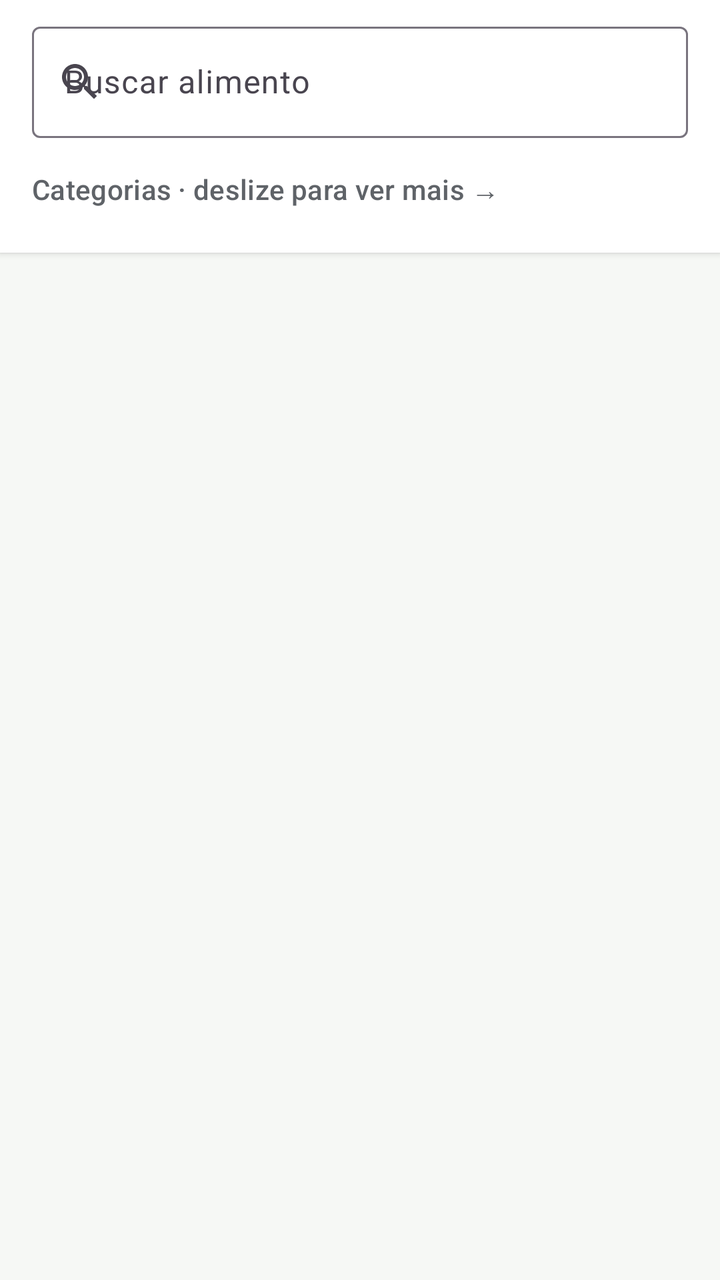
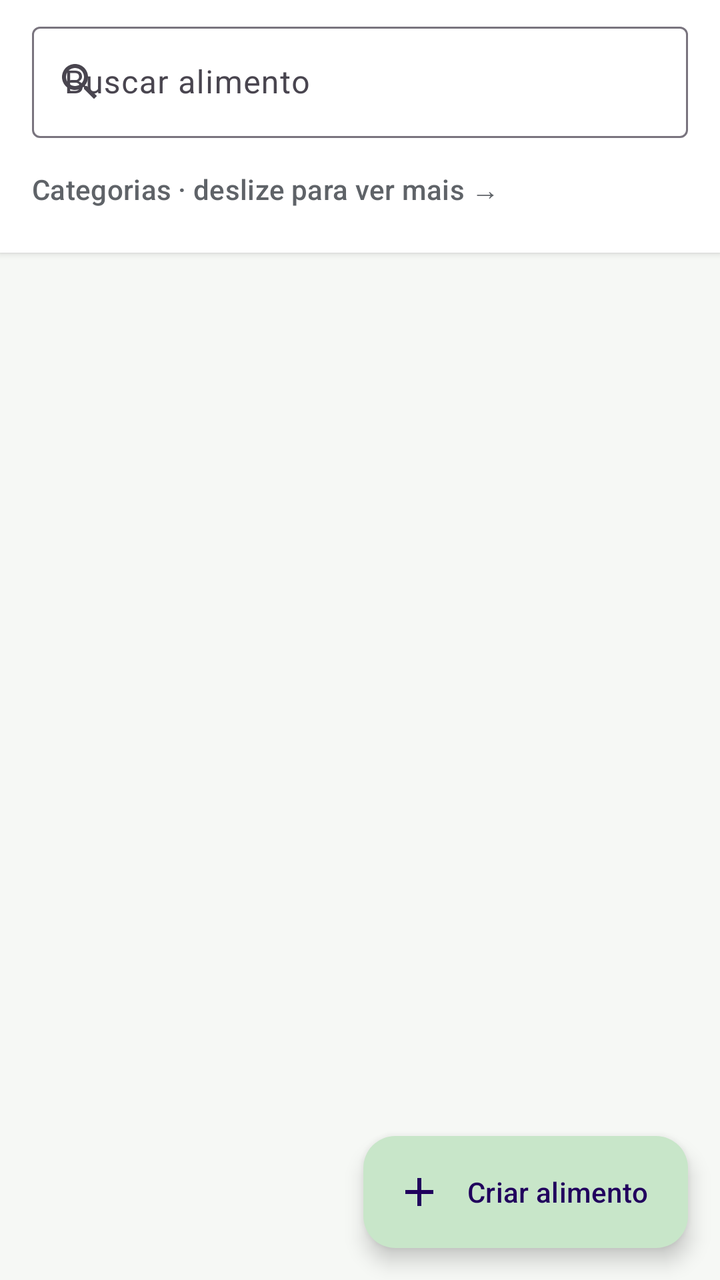

Compare the two renders of this Android layout. The source of the first and the diff that turns it into the second are given below.
<!-- AndroidManifest.xml: application theme Theme.TreinoCerto -->
<!-- res/layout/activity_adicionar_alimento.xml -->
<?xml version="1.0" encoding="utf-8"?>
<LinearLayout xmlns:android="http://schemas.android.com/apk/res/android"
    xmlns:app="http://schemas.android.com/apk/res-auto"
    android:layout_width="match_parent"
    android:layout_height="match_parent"
    android:orientation="vertical">

    
    <LinearLayout
        android:layout_width="match_parent"
        android:layout_height="wrap_content"
        android:background="@color/superficie"
        android:elevation="2dp"
        android:orientation="vertical"
        android:paddingTop="@dimen/espaco_pequeno">

        <com.google.android.material.textfield.TextInputLayout
            style="@style/Widget.Material3.TextInputLayout.OutlinedBox"
            android:layout_width="match_parent"
            android:layout_height="wrap_content"
            android:layout_marginHorizontal="@dimen/espaco_medio"
            android:hint="@string/alimento_buscar"
            app:endIconMode="clear_text"
            app:startIconDrawable="@drawable/ic_busca">

            <com.google.android.material.textfield.TextInputEditText
                android:id="@+id/edtBusca"
                android:layout_width="match_parent"
                android:layout_height="wrap_content"
                android:imeOptions="actionSearch"
                android:inputType="text" />
        </com.google.android.material.textfield.TextInputLayout>

        <TextView
            android:layout_width="wrap_content"
            android:layout_height="wrap_content"
            android:layout_marginHorizontal="@dimen/espaco_medio"
            android:layout_marginTop="@dimen/espaco_medio"
            android:text="@string/alimento_categorias"
            android:textAppearance="@style/TextAppearance.Material3.LabelLarge"
            android:textColor="@color/texto_secundario" />

        
        <HorizontalScrollView
            android:id="@+id/rolagemCategorias"
            android:layout_width="match_parent"
            android:layout_height="wrap_content"
            android:fadeScrollbars="false"
            android:paddingBottom="10dp"
            android:scrollbarSize="4dp"
            android:scrollbarStyle="outsideInset"
            android:scrollbarThumbHorizontal="@drawable/barra_rolagem"
            android:scrollbars="horizontal">

            <com.google.android.material.chip.ChipGroup
                android:id="@+id/grupoCategorias"
                android:layout_width="wrap_content"
                android:layout_height="wrap_content"
                android:paddingHorizontal="@dimen/espaco_medio"
                android:paddingVertical="4dp"
                app:chipSpacingHorizontal="8dp"
                app:selectionRequired="true"
                app:singleLine="true"
                app:singleSelection="true" />
        </HorizontalScrollView>
    </LinearLayout>

    <FrameLayout
        android:layout_width="match_parent"
        android:layout_height="0dp"
        android:layout_weight="1">

        <androidx.recyclerview.widget.RecyclerView
            android:id="@+id/rvAlimentos"
            android:layout_width="match_parent"
            android:layout_height="match_parent"
            android:clipToPadding="false"
            android:fadeScrollbars="false"
            android:padding="@dimen/espaco_pequeno"
            android:scrollbarStyle="outsideOverlay"
            android:scrollbarThumbVertical="@drawable/barra_rolagem"
            android:scrollbars="vertical" />

        <ProgressBar
            android:id="@+id/progresso"
            android:layout_width="wrap_content"
            android:layout_height="wrap_content"
            android:layout_gravity="center" />

        <include
            android:id="@+id/vazio"
            layout="@layout/layout_estado_vazio" />
    </FrameLayout>
</LinearLayout>
<!-- res/layout/layout_estado_vazio.xml (included above) -->
<?xml version="1.0" encoding="utf-8"?>
<LinearLayout xmlns:android="http://schemas.android.com/apk/res/android"
    xmlns:app="http://schemas.android.com/apk/res-auto"
    android:layout_width="match_parent"
    android:layout_height="wrap_content"
    android:layout_gravity="center"
    android:gravity="center"
    android:orientation="vertical"
    android:padding="@dimen/margem_tela"
    android:visibility="gone">

    <ImageView
        android:id="@+id/imgVazio"
        android:layout_width="72dp"
        android:layout_height="72dp"
        android:alpha="0.6"
        android:importantForAccessibility="no"
        app:tint="@color/verde_primario" />

    <TextView
        android:id="@+id/txtVazio"
        android:layout_width="wrap_content"
        android:layout_height="wrap_content"
        android:layout_marginTop="@dimen/espaco_medio"
        android:gravity="center"
        android:textAppearance="@style/Texto.Secundario" />

    <Button
        android:id="@+id/btnVazio"
        style="@style/Botao.Principal"
        android:layout_width="wrap_content"
        android:layout_height="wrap_content"
        android:layout_marginTop="@dimen/espaco_medio"
        android:visibility="gone" />
</LinearLayout>
<!-- resources referenced by this layout -->
<resources>
  <color name="superficie">#FFFFFF</color>
  <color name="texto_secundario">#5F6368</color>
  <color name="verde_primario">#2E7D32</color>
  <dimen name="espaco_medio">16dp</dimen>
  <dimen name="espaco_pequeno">8dp</dimen>
  <dimen name="margem_tela">20dp</dimen>
  <!-- drawable barra_rolagem (drawable) -->
  <?xml version="1.0" encoding="utf-8"?>
  <shape xmlns:android="http://schemas.android.com/apk/res/android" android:shape="rectangle">
      <solid android:color="@color/verde_primario" />
      <corners android:radius="2dp" />
      <size android:width="4dp" android:height="4dp" />
  </shape>
  <!-- drawable ic_busca (drawable) -->
  <vector xmlns:android="http://schemas.android.com/apk/res/android"
      android:width="24dp"
      android:height="24dp"
      android:viewportWidth="24"
      android:viewportHeight="24"
      android:tint="?attr/colorControlNormal">
      <path
          android:fillColor="@android:color/white"
          android:fillType="evenOdd"
          android:pathData="M15.5,14h-0.79l-0.28,-0.27C15.41,12.59 16,11.11 16,9.5 16,5.91 13.09,3 9.5,3S3,5.91 3,9.5 5.91,16 9.5,16c1.61,0 3.09,-0.59 4.23,-1.57l0.27,0.28v0.79l5,4.99L20.49,19l-4.99,-5zM9.5,14C7.01,14 5,11.99 5,9.5S7.01,5 9.5,5 14,7.01 14,9.5 11.99,14 9.5,14z" />
  </vector>
  <string name="alimento_buscar">Buscar alimento</string>
  <string name="alimento_categorias">Categorias · deslize para ver mais →</string>
  <style name="Botao.Principal" parent="Widget.Material3.Button">
          <item name="android:minHeight">56dp</item>
          <item name="android:textSize">16sp</item>
      </style>
  <style name="Texto.Secundario" parent="TextAppearance.Material3.BodyMedium">
          <item name="android:textColor">@color/texto_secundario</item>
      </style>
  <style name="Theme.TreinoCerto" parent="Theme.Material3.DayNight.NoActionBar">
          <item name="colorPrimary">@color/verde_primario</item>
          <item name="colorOnPrimary">@color/sobre_primario</item>
          <item name="colorPrimaryContainer">@color/verde_claro</item>
          <item name="colorSecondary">@color/laranja</item>
          <item name="colorSecondaryContainer">@color/laranja_claro</item>
          <item name="colorSurface">@color/superficie</item>
          <item name="android:colorBackground">@color/fundo</item>
          <item name="colorError">@color/erro</item>
      </style>
  <color name="sobre_primario">#FFFFFF</color>
  <color name="verde_claro">#C8E6C9</color>
  <color name="laranja">#F57C00</color>
  <color name="laranja_claro">#FFE0B2</color>
  <color name="fundo">#F6F8F5</color>
  <color name="erro">#C62828</color>
</resources>

<!-- the commit's change to res/layout/activity_adicionar_alimento.xml (unified diff, before → after) -->
@@ -76,7 +76,9 @@
             android:layout_height="match_parent"
             android:clipToPadding="false"
             android:fadeScrollbars="false"
-            android:padding="@dimen/espaco_pequeno"
+            android:paddingHorizontal="@dimen/espaco_pequeno"
+            android:paddingTop="@dimen/espaco_pequeno"
+            android:paddingBottom="88dp"
             android:scrollbarStyle="outsideOverlay"
             android:scrollbarThumbVertical="@drawable/barra_rolagem"
             android:scrollbars="vertical" />
@@ -90,6 +92,15 @@
         <include
             android:id="@+id/vazio"
             layout="@layout/layout_estado_vazio" />
+
+        <com.google.android.material.floatingactionbutton.ExtendedFloatingActionButton
+            android:id="@+id/fabCriarAlimento"
+            android:layout_width="wrap_content"
+            android:layout_height="wrap_content"
+            android:layout_gravity="bottom|end"
+            android:layout_margin="@dimen/espaco_medio"
+            android:text="@string/criar_alimento_titulo"
+            app:icon="@drawable/ic_adicionar" />
     </FrameLayout>
 </LinearLayout>
 <!-- res/layout/layout_estado_vazio.xml (included above) -->
<!-- resource entries referenced after the edit -->
@@ -13,6 +13,18 @@
       <corners android:radius="2dp" />
       <size android:width="4dp" android:height="4dp" />
   </shape>
+  <!-- drawable ic_adicionar (drawable) -->
+  <vector xmlns:android="http://schemas.android.com/apk/res/android"
+      android:width="24dp"
+      android:height="24dp"
+      android:viewportWidth="24"
+      android:viewportHeight="24"
+      android:tint="?attr/colorControlNormal">
+      <path
+          android:fillColor="@android:color/white"
+          android:fillType="evenOdd"
+          android:pathData="M19,13h-6v6h-2v-6H5v-2h6V5h2v6h6v2z" />
+  </vector>
   <!-- drawable ic_busca (drawable) -->
   <vector xmlns:android="http://schemas.android.com/apk/res/android"
       android:width="24dp"
@@ -27,6 +39,7 @@
   </vector>
   <string name="alimento_buscar">Buscar alimento</string>
   <string name="alimento_categorias">Categorias · deslize para ver mais →</string>
+  <string name="criar_alimento_titulo">Criar alimento</string>
   <style name="Botao.Principal" parent="Widget.Material3.Button">
           <item name="android:minHeight">56dp</item>
           <item name="android:textSize">16sp</item>
